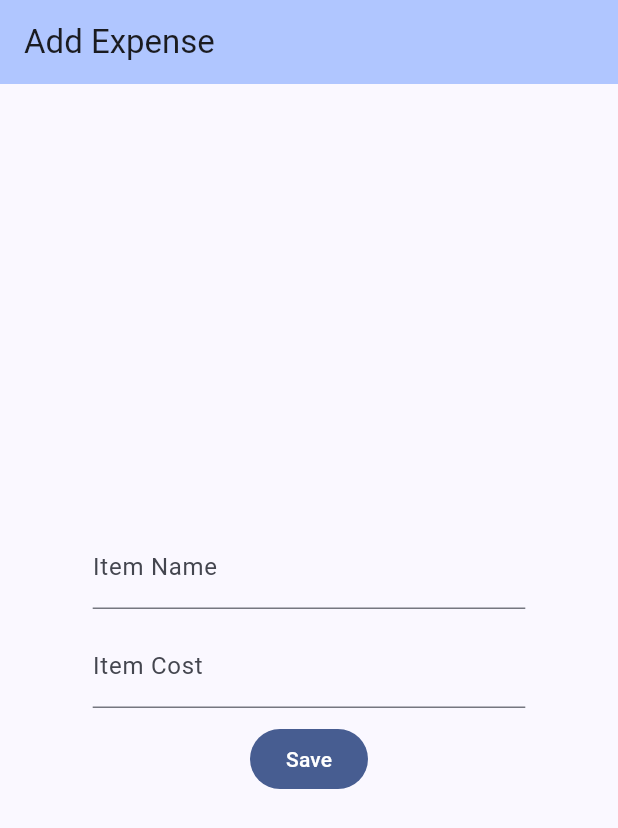
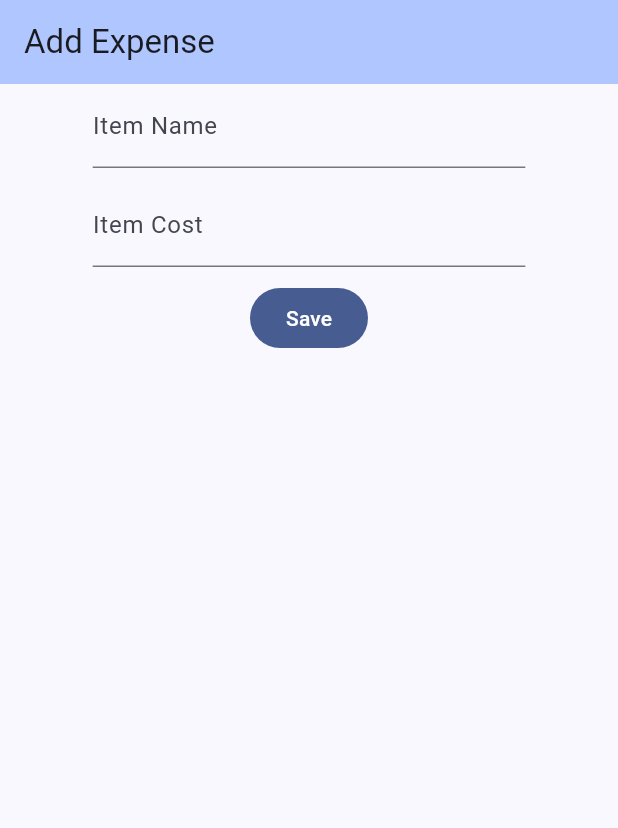
Before and after one commit to sudharshanakshay/fraction, a Flutter app: the AddExpenseLayout screen opened directly, on a phone screen of 412 x 824 dp. Shown: the top 828 px of the screen. Run offline on Flutter 3.47's test engine with Material 2 defaults, Android fonts, the phone set to English and light mode, and no system bars; our stand-ins replace cloud_firestore, firebase_auth, firebase_core, flutter_svg, google_sign_in; missing offline and left inert: firebase_ui_auth; accounts and stored records are empty.

Commit message:
Ui adjustments

```diff
--- a/lib/screens/expense/add_expense.dart
+++ b/lib/screens/expense/add_expense.dart
@@ -31,7 +31,10 @@ class _AddExpenseLayoutState extends State<AddExpenseLayout> {
       ),
       body: Consumer<ExpenseService>(
         builder: (context, expenseServiceState, _) => Center(
-          child: Column(mainAxisSize: MainAxisSize.min, children: <Widget>[
+          child: Column(
+              mainAxisAlignment: MainAxisAlignment.start,
+              mainAxisSize: MainAxisSize.max,
+              children: <Widget>[
                 FractionallySizedBox(
                     widthFactor: 0.7,
                     //heightFactor: 0.2,
@@ -52,7 +55,8 @@ class _AddExpenseLayoutState extends State<AddExpenseLayout> {
                 const SizedBox(height: 10),
                 FilledButton(
                     onPressed: () async {
-                  const snakBar = SnackBar(content: Text('adding expense ...'));
+                      const snakBar =
+                          SnackBar(content: Text('adding expense ...'));
                       ScaffoldMessenger.of(context).showSnackBar(snakBar);
                       expenseServiceState
                           .addExpense(
--- a/lib/utils/color.dart
+++ b/lib/utils/color.dart
@@ -4,5 +4,5 @@ class AppColors {
   Color get themeColor => const Color.fromRGBO(36, 110, 233, 0);
   Color get textInputColor => Colors.blueAccent;
   Color get tags => Colors.blue.shade100;
-  Color get appDrawerHeaderBackgroudColor => Color.fromARGB(255, 158, 177, 239);
+  Color get appDrawerHeaderBackgroudColor => Color.fromARGB(255, 154, 172, 232);
 }
```
Lines whose indentation alone changed are shown as unchanged.
